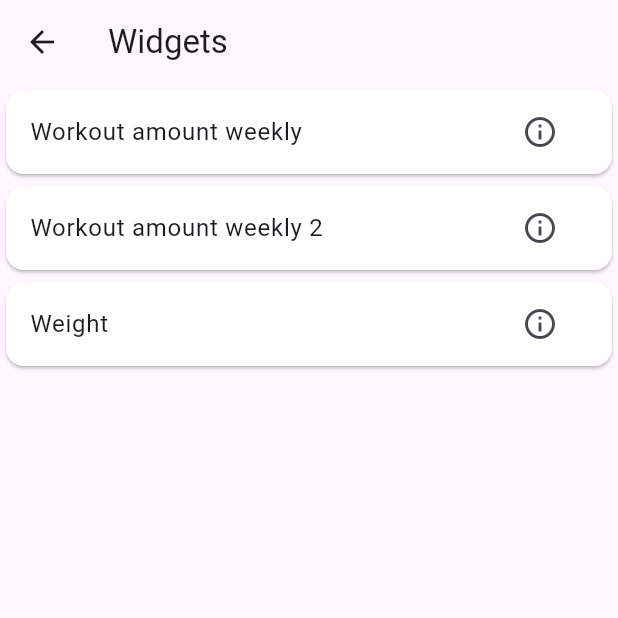
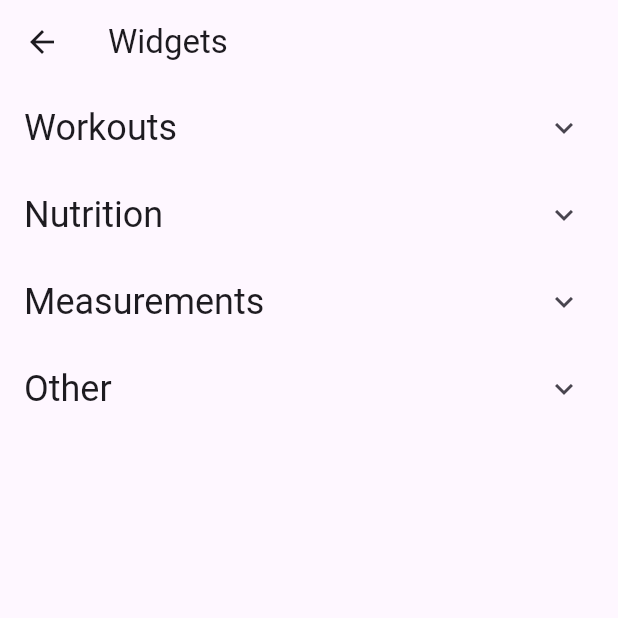
Before and after one commit to Mobile-applikasjoner-gruppe-1/fit_and_healthy, a Flutter app: the WidgetSettingsPage screen opened by its route, on a phone screen of 412 x 824 dp, the top half of it. Run offline on Flutter 3.47's test engine with Material 3 defaults, Android fonts, the phone set to English and light mode, and no system bars; our stand-ins replace fl_chart, flutter_riverpod, go_router, riverpod_annotation; generated files the repository leaves out were written again.

Commit message:
Update to use theme insted of hard coded values. Improved widgets with drawers to hide unwanted widgets

```diff
--- a/lib/shared/models/widget_card.dart
+++ b/lib/shared/models/widget_card.dart
@@ -1,15 +1,24 @@
 import 'package:flutter/material.dart';
+
+enum WidgetCardCategory {
+  workout,
+  nutrition,
+  measurament,
+  other,
+}
 
 class WidgetCard {
   final String id;
   final String title;
   final double size;
+  final WidgetCardCategory widgetCardCategory;
   final Widget Function() builder;
 
   const WidgetCard({
     required this.id,
     required this.title,
     required this.size,
+    required this.widgetCardCategory,
     required this.builder,
   });
 }
--- a/lib/shared/utils/card_provider.dart
+++ b/lib/shared/utils/card_provider.dart
@@ -8,16 +8,19 @@ final allCards = [
       id: '1',
       title: 'Workout amount weekly',
       size: 0.5,
+      widgetCardCategory: WidgetCardCategory.workout,
       builder: () => CardAmountWeeklyWorkout()),
   WidgetCard(
       id: '2',
       title: 'Workout amount weekly 2',
       size: 1.0,
+      widgetCardCategory: WidgetCardCategory.workout,
       builder: () => CardAmountWeeklyWorkout()),
   WidgetCard(
     id: '3',
     title: 'Weight',
     size: 1.0,
+    widgetCardCategory: WidgetCardCategory.measurament,
     builder: () => CardWeight(),
   ),
 ];
--- a/lib/src/features/dashboard/dashboard_view.dart
+++ b/lib/src/features/dashboard/dashboard_view.dart
@@ -14,11 +14,33 @@ class DashboardView extends ConsumerWidget {
 
     return selectedCards.isEmpty
         ? Center(
-            child: ElevatedButton(
-                onPressed: () {
-                  context.push('/settings/widget');
-                },
-                child: Text('Data')),
+            child: Column(
+              mainAxisAlignment: MainAxisAlignment.center,
+              crossAxisAlignment: CrossAxisAlignment.center,
+              children: [
+                Text(
+                  'There are no widgets selected yet!',
+                  style: Theme.of(context).textTheme.labelLarge!.copyWith(
+                        color: Theme.of(context).colorScheme.onSurface,
+                      ),
+                  textAlign: TextAlign.center,
+                ),
+                SizedBox(height: 12),
+                ElevatedButton(
+                  onPressed: () {
+                    context.push('/settings/widget');
+                  },
+                  child: Text('Add new'),
+                ),
+                SizedBox(height: 12),
+                ElevatedButton(
+                    // TODO, add a predifined list and add it to the current selected cards
+                    onPressed: () {
+                      ref.read(CardProvider.notifier).state = [...allCards];
+                    },
+                    child: Text('Add Default'))
+              ],
+            ),
           )
         : Container(
             padding: const EdgeInsets.all(10),
@@ -27,7 +49,6 @@ class DashboardView extends ConsumerWidget {
                 crossAxisCount: 2,
                 mainAxisSpacing: 8.0,
                 crossAxisSpacing: 8.0,
-                //childAspectRatio: 2,
               ),
               itemCount: selectedCards.length,
               itemBuilder: (context, index) {
--- a/lib/src/features/settings/pages/widget_settings_page.dart
+++ b/lib/src/features/settings/pages/widget_settings_page.dart
@@ -12,15 +12,27 @@ class WidgetSettingsPage extends ConsumerWidget {
   Widget build(BuildContext context, WidgetRef ref) {
     final selectedCards = ref.watch(CardProvider);
     final notifier = ref.read(CardProvider.notifier);
+    final theme = Theme.of(context);
+
+    final groupedCards = _groupCardsByCategory();
 
     return Scaffold(
       appBar: AppBar(title: Text('Widgets')),
-      body: ListView.builder(
-        itemCount: allCards.length,
-        itemBuilder: (context, index) {
-          final card = allCards[index];
+      body: ListView(
+        children: groupedCards.entries.map(
+          (e) {
+            final categoryName = _categoryName(e.key);
+            final categoryCards = e.value;
+
+            return ExpansionTile(
+              title: Text(
+                categoryName,
+                style: theme.textTheme.headlineSmall?.copyWith(
+                  color: theme.colorScheme.onSurface,
+                ),
+              ),
+              children: categoryCards.map((card) {
                 final isSelected = selectedCards.contains(card);
-
                 return GestureDetector(
                   onTap: () {
                     if (isSelected) {
@@ -30,11 +42,27 @@ class WidgetSettingsPage extends ConsumerWidget {
                     }
                   },
                   child: Card(
-              color: isSelected ? Colors.blue[100] : Colors.white,
+                    color: isSelected
+                        ? theme.colorScheme.primary.withOpacity(0.1)
+                        : theme.colorScheme.surface,
+                    elevation: 2,
+                    shape: RoundedRectangleBorder(
+                      borderRadius: BorderRadius.circular(8),
+                    ),
                     child: ListTile(
-                title: Text(card.title),
+                      title: Text(
+                        card.title,
+                        style: theme.textTheme.bodyLarge?.copyWith(
+                          color: isSelected
+                              ? theme.colorScheme.primary
+                              : theme.colorScheme.onSurface,
+                        ),
+                      ),
                       trailing: IconButton(
-                  icon: Icon(Icons.info_outline),
+                        icon: Icon(
+                          Icons.info_outline,
+                          color: theme.colorScheme.onSurface,
+                        ),
                         onPressed: () {
                           _showCardPreview(context, card);
                         },
@@ -42,9 +70,65 @@ class WidgetSettingsPage extends ConsumerWidget {
                     ),
                   ),
                 );
+              }).toList(),
+            );
           },
+        ).toList(),
       ),
+      // body: ListView.builder(
+      //   itemCount: allCards.length,
+      //   itemBuilder: (context, index) {
+      //     final card = allCards[index];
+      //     final isSelected = selectedCards.contains(card);
+
+      //     return GestureDetector(
+      //       onTap: () {
+      //         if (isSelected) {
+      //           notifier.state = List.from(notifier.state)..remove(card);
+      //         } else {
+      //           notifier.state = List.from(notifier.state)..add(card);
+      //         }
+      //       },
+      //       child: Card(
+      //         color: isSelected ? Colors.blue[100] : Colors.white,
+      //         child: ListTile(
+      //           title: Text(card.title),
+      //           trailing: IconButton(
+      //             icon: Icon(Icons.info_outline),
+      //             onPressed: () {
+      //               _showCardPreview(context, card);
+      //             },
+      //           ),
+      //         ),
+      //       ),
+      //     );
+      //   },
+      // ),
     );
+  }
+
+  Map<WidgetCardCategory, List<WidgetCard>> _groupCardsByCategory() {
+    return {
+      for (var category in WidgetCardCategory.values)
+        category: allCards
+            .where((card) => card.widgetCardCategory == category)
+            .toList(),
+    };
+  }
+
+  String _categoryName(WidgetCardCategory category) {
+    switch (category) {
+      case WidgetCardCategory.workout:
+        return "Workouts";
+      case WidgetCardCategory.nutrition:
+        return 'Nutrition';
+      case WidgetCardCategory.measurament:
+        return 'Measurements';
+      case WidgetCardCategory.other:
+        return 'Other';
+      default:
+        return 'Unknown';
+    }
   }
 
   void _showCardPreview(BuildContext context, WidgetCard cardContent) {
```
Lines whose indentation alone changed are shown as unchanged.
